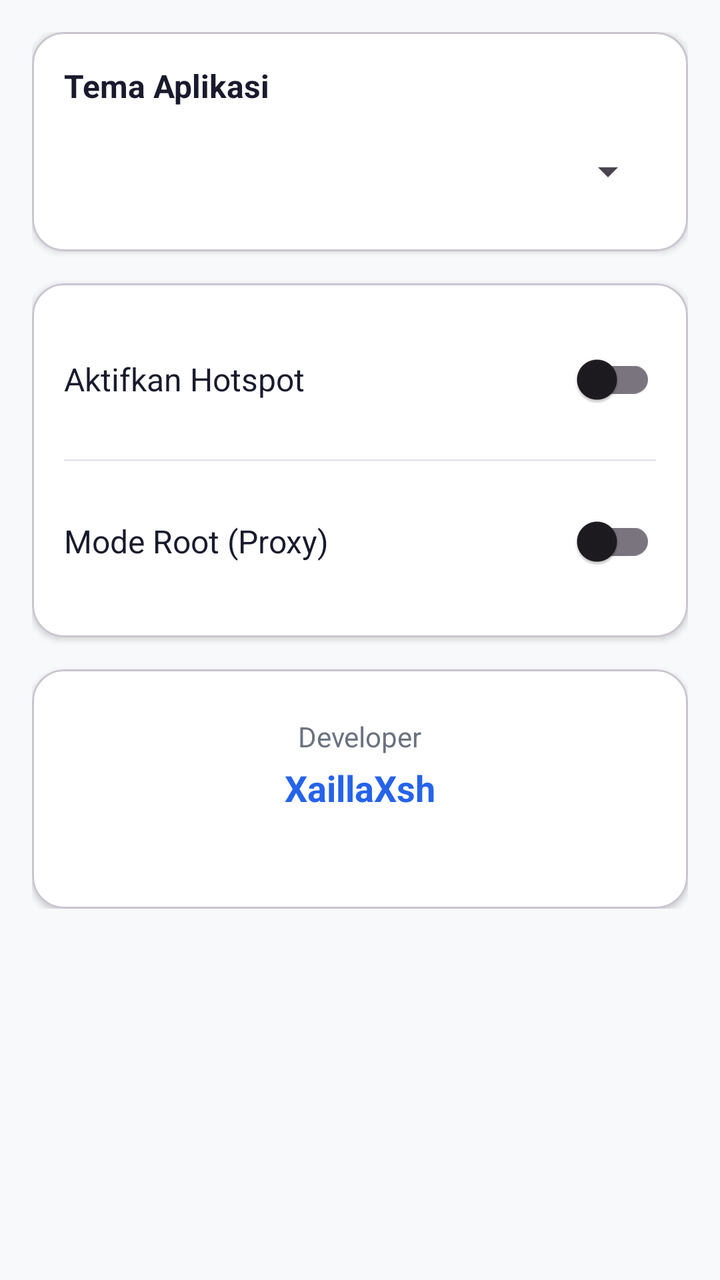
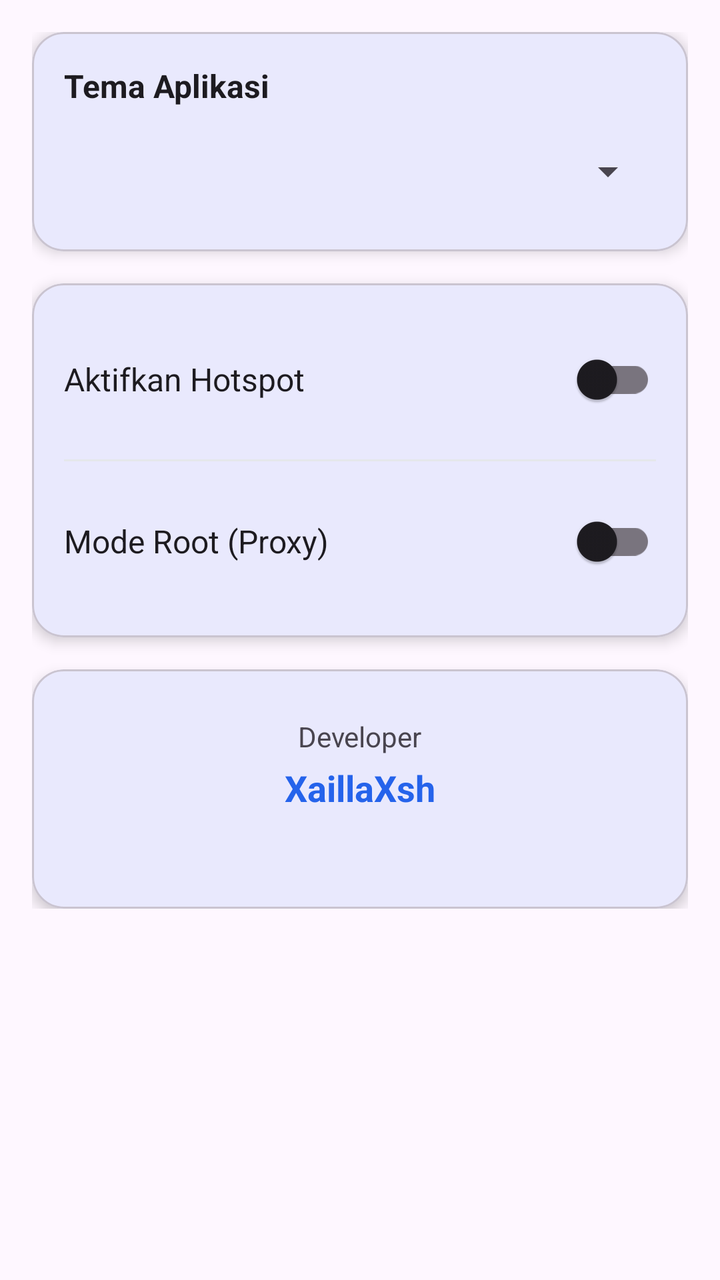

Compare the two renders of this Android layout. The source of the first and the diff that turns it into the second are given below.
<!-- AndroidManifest.xml: application theme Theme.XaillaClass -->
<!-- res/layout/fragment_settings.xml -->
<?xml version="1.0" encoding="utf-8"?>
<ScrollView xmlns:android="http://schemas.android.com/apk/res/android"
    android:layout_width="match_parent"
    android:layout_height="match_parent"
    android:background="#F8F9FA"
    android:padding="16dp">

    <LinearLayout
        android:layout_width="match_parent"
        android:layout_height="wrap_content"
        android:orientation="vertical">

        
        <com.google.android.material.card.MaterialCardView
            android:layout_width="match_parent"
            android:layout_height="wrap_content"
            app:cardCornerRadius="16dp"
            app:cardElevation="2dp"
            app:cardBackgroundColor="#FFFFFF"
            xmlns:app="http://schemas.android.com/apk/res-auto"
            android:layout_marginBottom="16dp">
            
            <LinearLayout
                android:layout_width="match_parent"
                android:layout_height="wrap_content"
                android:orientation="vertical"
                android:padding="16dp">
                
                <TextView
                    android:layout_width="wrap_content"
                    android:layout_height="wrap_content"
                    android:text="Tema Aplikasi"
                    android:textSize="16sp"
                    android:textStyle="bold"
                    android:textColor="#1A1A2E"/>

                <Spinner
                    android:id="@+id/spinnerTheme"
                    android:layout_width="match_parent"
                    android:layout_height="48dp"
                    android:layout_marginTop="8dp"/>
            </LinearLayout>
        </com.google.android.material.card.MaterialCardView>

        
        <com.google.android.material.card.MaterialCardView
            android:layout_width="match_parent"
            android:layout_height="wrap_content"
            app:cardCornerRadius="16dp"
            app:cardElevation="2dp"
            app:cardBackgroundColor="#FFFFFF"
            xmlns:app="http://schemas.android.com/apk/res-auto"
            android:layout_marginBottom="16dp">

            <LinearLayout
                android:layout_width="match_parent"
                android:layout_height="wrap_content"
                android:orientation="vertical"
                android:padding="16dp">

                
                <LinearLayout
                    android:layout_width="match_parent"
                    android:layout_height="wrap_content"
                    android:orientation="horizontal"
                    android:gravity="center_vertical"
                    android:paddingVertical="8dp">
                    <TextView
                        android:layout_width="0dp"
                        android:layout_height="wrap_content"
                        android:layout_weight="1"
                        android:text="Aktifkan Hotspot"
                        android:textSize="16sp"
                        android:textColor="#1A1A2E"/>
                    <com.google.android.material.switchmaterial.SwitchMaterial
                        android:id="@+id/switchHotspot"
                        android:layout_width="wrap_content"
                        android:layout_height="wrap_content"/>
                </LinearLayout>

                <View
                    android:layout_width="match_parent"
                    android:layout_height="1dp"
                    android:background="#E5E7EB"
                    android:layout_marginVertical="8dp"/>

                
                <LinearLayout
                    android:layout_width="match_parent"
                    android:layout_height="wrap_content"
                    android:orientation="horizontal"
                    android:gravity="center_vertical"
                    android:paddingVertical="8dp">
                    <TextView
                        android:layout_width="0dp"
                        android:layout_height="wrap_content"
                        android:layout_weight="1"
                        android:text="Mode Root (Proxy)"
                        android:textSize="16sp"
                        android:textColor="#1A1A2E"/>
                    <com.google.android.material.switchmaterial.SwitchMaterial
                        android:id="@+id/switchRoot"
                        android:layout_width="wrap_content"
                        android:layout_height="wrap_content"/>
                </LinearLayout>
            </LinearLayout>
        </com.google.android.material.card.MaterialCardView>

        
        <com.google.android.material.card.MaterialCardView
            android:layout_width="match_parent"
            android:layout_height="wrap_content"
            app:cardCornerRadius="16dp"
            app:cardElevation="2dp"
            app:cardBackgroundColor="#FFFFFF"
            xmlns:app="http://schemas.android.com/apk/res-auto">

            <LinearLayout
                android:layout_width="match_parent"
                android:layout_height="wrap_content"
                android:orientation="vertical"
                android:gravity="center"
                android:padding="24dp">
                
                <TextView
                    android:layout_width="wrap_content"
                    android:layout_height="wrap_content"
                    android:text="Developer"
                    android:textSize="14sp"
                    android:textColor="#6B7280"/>
                
                <TextView
                    android:id="@+id/tvDeveloper"
                    android:layout_width="wrap_content"
                    android:layout_height="wrap_content"
                    android:text="XaillaXsh"
                    android:textSize="18sp"
                    android:textStyle="bold"
                    android:textColor="#2563EB"
                    android:layout_marginTop="4dp"/>
                
                <TextView
                    android:id="@+id/tvVersion"
                    android:layout_width="wrap_content"
                    android:layout_height="wrap_content"
                    android:textSize="12sp"
                    android:textColor="#9CA3AF"
                    android:layout_marginTop="8dp"/>
            </LinearLayout>
        </com.google.android.material.card.MaterialCardView>
    </LinearLayout>
</ScrollView>
<!-- resources referenced by this layout -->
<resources>
  <style name="Theme.XaillaClass" parent="Theme.Material3.Light.NoActionBar">
          <item name="colorPrimary">@color/blue_primary</item>
          <item name="android:statusBarColor">#FFFFFF</item>
          <item name="android:windowLightStatusBar">true</item>
          <item name="android:navigationBarColor">#FFFFFF</item>
      </style>
  <color name="blue_primary">#2563EB</color>
</resources>

<!-- the commit's change to res/layout/fragment_settings.xml (unified diff, before → after) -->
@@ -1,8 +1,9 @@
 <?xml version="1.0" encoding="utf-8"?>
 <ScrollView xmlns:android="http://schemas.android.com/apk/res/android"
+    xmlns:app="http://schemas.android.com/apk/res-auto"
     android:layout_width="match_parent"
     android:layout_height="match_parent"
-    android:background="#F8F9FA"
+    android:background="?android:attr/windowBackground"
     android:padding="16dp">
 
     <LinearLayout
@@ -10,14 +11,12 @@
         android:layout_height="wrap_content"
         android:orientation="vertical">
 
-        
         <com.google.android.material.card.MaterialCardView
             android:layout_width="match_parent"
             android:layout_height="wrap_content"
             app:cardCornerRadius="16dp"
-            app:cardElevation="2dp"
-            app:cardBackgroundColor="#FFFFFF"
-            xmlns:app="http://schemas.android.com/apk/res-auto"
+            app:cardElevation="4dp"
+            app:cardBackgroundColor="?attr/colorSurface"
             android:layout_marginBottom="16dp">
             
             <LinearLayout
@@ -32,7 +31,7 @@
                     android:text="Tema Aplikasi"
                     android:textSize="16sp"
                     android:textStyle="bold"
-                    android:textColor="#1A1A2E"/>
+                    android:textColor="?android:attr/textColorPrimary"/>
 
                 <Spinner
                     android:id="@+id/spinnerTheme"
@@ -42,14 +41,12 @@
             </LinearLayout>
         </com.google.android.material.card.MaterialCardView>
 
-        
         <com.google.android.material.card.MaterialCardView
             android:layout_width="match_parent"
             android:layout_height="wrap_content"
             app:cardCornerRadius="16dp"
-            app:cardElevation="2dp"
-            app:cardBackgroundColor="#FFFFFF"
-            xmlns:app="http://schemas.android.com/apk/res-auto"
+            app:cardElevation="4dp"
+            app:cardBackgroundColor="?attr/colorSurface"
             android:layout_marginBottom="16dp">
 
             <LinearLayout
@@ -58,7 +55,6 @@
                 android:orientation="vertical"
                 android:padding="16dp">
 
-                
                 <LinearLayout
                     android:layout_width="match_parent"
                     android:layout_height="wrap_content"
@@ -71,7 +67,7 @@
                         android:layout_weight="1"
                         android:text="Aktifkan Hotspot"
                         android:textSize="16sp"
-                        android:textColor="#1A1A2E"/>
+                        android:textColor="?android:attr/textColorPrimary"/>
                     <com.google.android.material.switchmaterial.SwitchMaterial
                         android:id="@+id/switchHotspot"
                         android:layout_width="wrap_content"
@@ -84,7 +80,6 @@
                     android:background="#E5E7EB"
                     android:layout_marginVertical="8dp"/>
 
-                
                 <LinearLayout
                     android:layout_width="match_parent"
                     android:layout_height="wrap_content"
@@ -97,7 +92,7 @@
                         android:layout_weight="1"
                         android:text="Mode Root (Proxy)"
                         android:textSize="16sp"
-                        android:textColor="#1A1A2E"/>
+                        android:textColor="?android:attr/textColorPrimary"/>
                     <com.google.android.material.switchmaterial.SwitchMaterial
                         android:id="@+id/switchRoot"
                         android:layout_width="wrap_content"
@@ -106,14 +101,12 @@
             </LinearLayout>
         </com.google.android.material.card.MaterialCardView>
 
-        
         <com.google.android.material.card.MaterialCardView
             android:layout_width="match_parent"
             android:layout_height="wrap_content"
             app:cardCornerRadius="16dp"
-            app:cardElevation="2dp"
-            app:cardBackgroundColor="#FFFFFF"
-            xmlns:app="http://schemas.android.com/apk/res-auto">
+            app:cardElevation="4dp"
+            app:cardBackgroundColor="?attr/colorSurface">
 
             <LinearLayout
                 android:layout_width="match_parent"
@@ -127,7 +120,7 @@
                     android:layout_height="wrap_content"
                     android:text="Developer"
                     android:textSize="14sp"
-                    android:textColor="#6B7280"/>
+                    android:textColor="?android:attr/textColorSecondary"/>
                 
                 <TextView
                     android:id="@+id/tvDeveloper"
@@ -136,7 +129,7 @@
                     android:text="XaillaXsh"
                     android:textSize="18sp"
                     android:textStyle="bold"
-                    android:textColor="#2563EB"
+                    android:textColor="?attr/colorPrimary"
                     android:layout_marginTop="4dp"/>
                 
                 <TextView
@@ -144,7 +137,7 @@
                     android:layout_width="wrap_content"
                     android:layout_height="wrap_content"
                     android:textSize="12sp"
-                    android:textColor="#9CA3AF"
+                    android:textColor="?android:attr/textColorSecondary"
                     android:layout_marginTop="8dp"/>
             </LinearLayout>
         </com.google.android.material.card.MaterialCardView>
<!-- resource entries referenced after the edit -->
@@ -1,11 +1,9 @@
 <!-- resources referenced by this layout -->
 <resources>
-  <style name="Theme.XaillaClass" parent="Theme.Material3.Light.NoActionBar">
-          <item name="colorPrimary">@color/blue_primary</item>
-          <item name="android:statusBarColor">#FFFFFF</item>
+  <style name="Theme.XaillaClass" parent="Theme.Material3.DayNight.NoActionBar">
+          <item name="colorPrimary">#2563EB</item>
+          <item name="android:statusBarColor">@android:color/transparent</item>
           <item name="android:windowLightStatusBar">true</item>
-          <item name="android:navigationBarColor">#FFFFFF</item>
       </style>
-  <color name="blue_primary">#2563EB</color>
 </resources>
 
